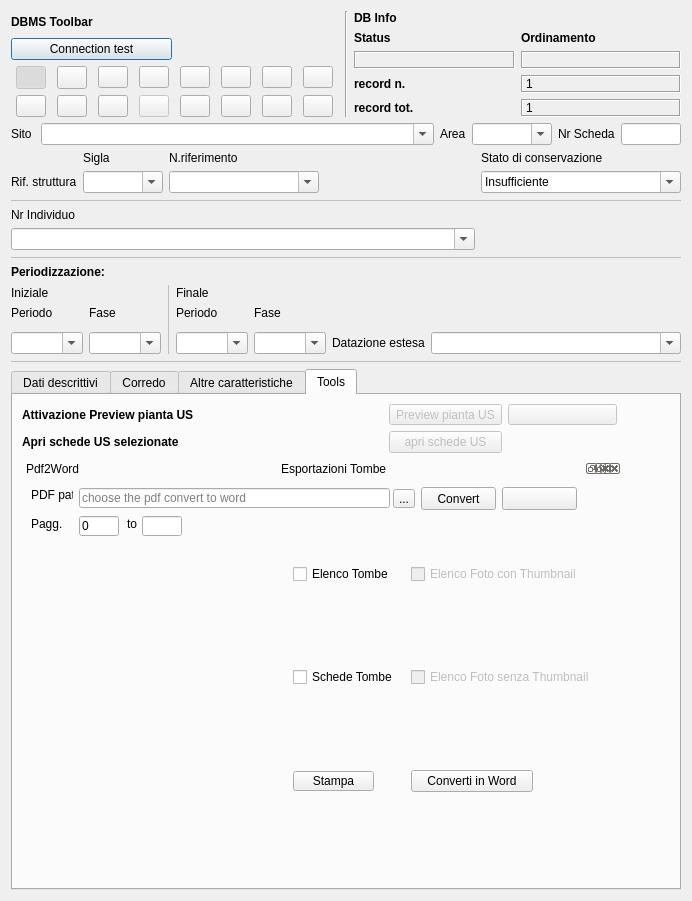
Before: the Qt Designer form gui/ui/Tomba.ui in pyarchinit/pyarchinit, drawn with Qt 5.
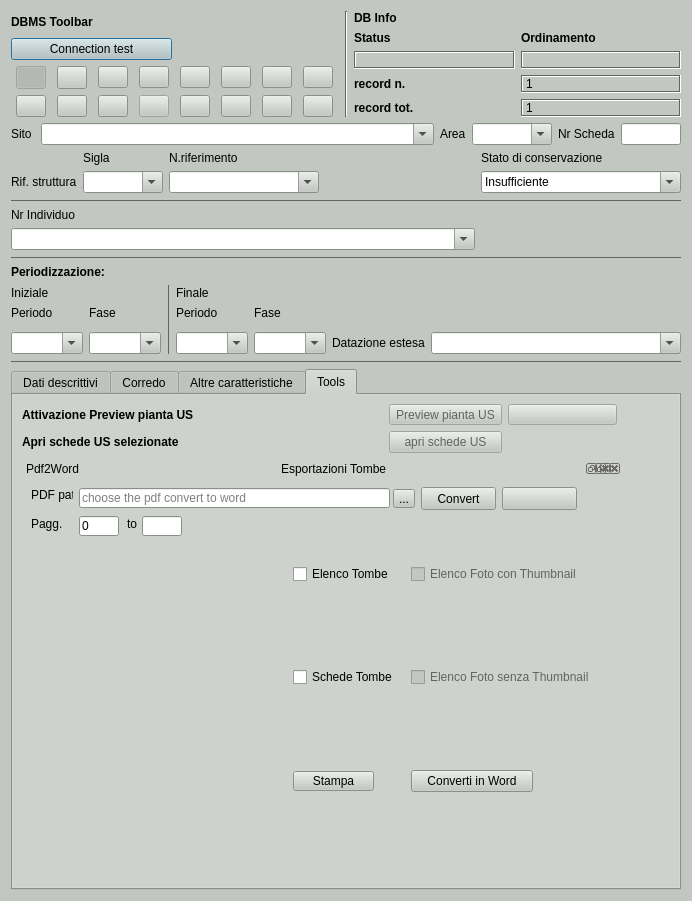
After: the same form once the commit is applied. The open tabs and pages were chosen to show the change. Icons and pictures are not drawn. Custom widgets are drawn as their Qt base class.

Commit message: change backgroud color ui

```diff
--- a/gui/ui/Tomba.ui
+++ b/gui/ui/Tomba.ui
@@ -22,6 +22,448 @@
     <height>400</height>
    </size>
   </property>
+  <property name="palette">
+   <palette>
+    <active>
+     <colorrole role="WindowText">
+      <brush brushstyle="SolidPattern">
+       <color alpha="255">
+        <red>0</red>
+        <green>0</green>
+        <blue>0</blue>
+       </color>
+      </brush>
+     </colorrole>
+     <colorrole role="Button">
+      <brush brushstyle="SolidPattern">
+       <color alpha="255">
+        <red>194</red>
+        <green>200</green>
+        <blue>193</blue>
+       </color>
+      </brush>
+     </colorrole>
+     <colorrole role="Light">
+      <brush brushstyle="SolidPattern">
+       <color alpha="255">
+        <red>255</red>
+        <green>255</green>
+        <blue>255</blue>
+       </color>
+      </brush>
+     </colorrole>
+     <colorrole role="Midlight">
+      <brush brushstyle="SolidPattern">
+       <color alpha="255">
+        <red>224</red>
+        <green>227</green>
+        <blue>224</blue>
+       </color>
+      </brush>
+     </colorrole>
+     <colorrole role="Dark">
+      <brush brushstyle="SolidPattern">
+       <color alpha="255">
+        <red>97</red>
+        <green>100</green>
+        <blue>96</blue>
+       </color>
+      </brush>
+     </colorrole>
+     <colorrole role="Mid">
+      <brush brushstyle="SolidPattern">
+       <color alpha="255">
+        <red>129</red>
+        <green>133</green>
+        <blue>129</blue>
+       </color>
+      </brush>
+     </colorrole>
+     <colorrole role="Text">
+      <brush brushstyle="SolidPattern">
+       <color alpha="255">
+        <red>0</red>
+        <green>0</green>
+        <blue>0</blue>
+       </color>
+      </brush>
+     </colorrole>
+     <colorrole role="BrightText">
+      <brush brushstyle="SolidPattern">
+       <color alpha="255">
+        <red>255</red>
+        <green>255</green>
+        <blue>255</blue>
+       </color>
+      </brush>
+     </colorrole>
+     <colorrole role="ButtonText">
+      <brush brushstyle="SolidPattern">
+       <color alpha="255">
+        <red>0</red>
+        <green>0</green>
+        <blue>0</blue>
+       </color>
+      </brush>
+     </colorrole>
+     <colorrole role="Base">
+      <brush brushstyle="SolidPattern">
+       <color alpha="255">
+        <red>255</red>
+        <green>255</green>
+        <blue>255</blue>
+       </color>
+      </brush>
+     </colorrole>
+     <colorrole role="Window">
+      <brush brushstyle="SolidPattern">
+       <color alpha="255">
+        <red>194</red>
+        <green>200</green>
+        <blue>193</blue>
+       </color>
+      </brush>
+     </colorrole>
+     <colorrole role="Shadow">
+      <brush brushstyle="SolidPattern">
+       <color alpha="255">
+        <red>0</red>
+        <green>0</green>
+        <blue>0</blue>
+       </color>
+      </brush>
+     </colorrole>
+     <colorrole role="AlternateBase">
+      <brush brushstyle="SolidPattern">
+       <color alpha="255">
+        <red>224</red>
+        <green>227</green>
+        <blue>224</blue>
+       </color>
+      </brush>
+     </colorrole>
+     <colorrole role="ToolTipBase">
+      <brush brushstyle="SolidPattern">
+       <color alpha="255">
+        <red>255</red>
+        <green>255</green>
+        <blue>220</blue>
+       </color>
+      </brush>
+     </colorrole>
+     <colorrole role="ToolTipText">
+      <brush brushstyle="SolidPattern">
+       <color alpha="255">
+        <red>0</red>
+        <green>0</green>
+        <blue>0</blue>
+       </color>
+      </brush>
+     </colorrole>
+     <colorrole role="PlaceholderText">
+      <brush brushstyle="SolidPattern">
+       <color alpha="128">
+        <red>0</red>
+        <green>0</green>
+        <blue>0</blue>
+       </color>
+      </brush>
+     </colorrole>
+    </active>
+    <inactive>
+     <colorrole role="WindowText">
+      <brush brushstyle="SolidPattern">
+       <color alpha="255">
+        <red>0</red>
+        <green>0</green>
+        <blue>0</blue>
+       </color>
+      </brush>
+     </colorrole>
+     <colorrole role="Button">
+      <brush brushstyle="SolidPattern">
+       <color alpha="255">
+        <red>194</red>
+        <green>200</green>
+        <blue>193</blue>
+       </color>
+      </brush>
+     </colorrole>
+     <colorrole role="Light">
+      <brush brushstyle="SolidPattern">
+       <color alpha="255">
+        <red>255</red>
+        <green>255</green>
+        <blue>255</blue>
+       </color>
+      </brush>
+     </colorrole>
+     <colorrole role="Midlight">
+      <brush brushstyle="SolidPattern">
+       <color alpha="255">
+        <red>224</red>
+        <green>227</green>
+        <blue>224</blue>
+       </color>
+      </brush>
+     </colorrole>
+     <colorrole role="Dark">
+      <brush brushstyle="SolidPattern">
+       <color alpha="255">
+        <red>97</red>
+        <green>100</green>
+        <blue>96</blue>
+       </color>
+      </brush>
+     </colorrole>
+     <colorrole role="Mid">
+      <brush brushstyle="SolidPattern">
+       <color alpha="255">
+        <red>129</red>
+        <green>133</green>
+        <blue>129</blue>
+       </color>
+      </brush>
+     </colorrole>
+     <colorrole role="Text">
+      <brush brushstyle="SolidPattern">
+       <color alpha="255">
+        <red>0</red>
+        <green>0</green>
+        <blue>0</blue>
+       </color>
+      </brush>
+     </colorrole>
+     <colorrole role="BrightText">
+      <brush brushstyle="SolidPattern">
+       <color alpha="255">
+        <red>255</red>
+        <green>255</green>
+        <blue>255</blue>
+       </color>
+      </brush>
+     </colorrole>
+     <colorrole role="ButtonText">
+      <brush brushstyle="SolidPattern">
+       <color alpha="255">
+        <red>0</red>
+        <green>0</green>
+        <blue>0</blue>
+       </color>
+      </brush>
+     </colorrole>
+     <colorrole role="Base">
+      <brush brushstyle="SolidPattern">
+       <color alpha="255">
+        <red>255</red>
+        <green>255</green>
+        <blue>255</blue>
+       </color>
+      </brush>
+     </colorrole>
+     <colorrole role="Window">
+      <brush brushstyle="SolidPattern">
+       <color alpha="255">
+        <red>194</red>
+        <green>200</green>
+        <blue>193</blue>
+       </color>
+      </brush>
+     </colorrole>
+     <colorrole role="Shadow">
+      <brush brushstyle="SolidPattern">
+       <color alpha="255">
+        <red>0</red>
+        <green>0</green>
+        <blue>0</blue>
+       </color>
+      </brush>
+     </colorrole>
+     <colorrole role="AlternateBase">
+      <brush brushstyle="SolidPattern">
+       <color alpha="255">
+        <red>224</red>
+        <green>227</green>
+        <blue>224</blue>
+       </color>
+      </brush>
+     </colorrole>
+     <colorrole role="ToolTipBase">
+      <brush brushstyle="SolidPattern">
+       <color alpha="255">
+        <red>255</red>
+        <green>255</green>
+        <blue>220</blue>
+       </color>
+      </brush>
+     </colorrole>
+     <colorrole role="ToolTipText">
+      <brush brushstyle="SolidPattern">
+       <color alpha="255">
+        <red>0</red>
+        <green>0</green>
+        <blue>0</blue>
+       </color>
+      </brush>
+     </colorrole>
+     <colorrole role="PlaceholderText">
+      <brush brushstyle="SolidPattern">
+       <color alpha="128">
+        <red>0</red>
+        <green>0</green>
+        <blue>0</blue>
+       </color>
+      </brush>
+     </colorrole>
+    </inactive>
+    <disabled>
+     <colorrole role="WindowText">
+      <brush brushstyle="SolidPattern">
+       <color alpha="255">
+        <red>97</red>
+        <green>100</green>
+        <blue>96</blue>
+       </color>
+      </brush>
+     </colorrole>
+     <colorrole role="Button">
+      <brush brushstyle="SolidPattern">
+       <color alpha="255">
+        <red>194</red>
+        <green>200</green>
+        <blue>193</blue>
+       </color>
+      </brush>
+     </colorrole>
+     <colorrole role="Light">
+      <brush brushstyle="SolidPattern">
+       <color alpha="255">
+        <red>255</red>
+        <green>255</green>
+        <blue>255</blue>
+       </color>
+      </brush>
+     </colorrole>
+     <colorrole role="Midlight">
+      <brush brushstyle="SolidPattern">
+       <color alpha="255">
+        <red>224</red>
+        <green>227</green>
+        <blue>224</blue>
+       </color>
+      </brush>
+     </colorrole>
+     <colorrole role="Dark">
+      <brush brushstyle="SolidPattern">
+       <color alpha="255">
+        <red>97</red>
+        <green>100</green>
+        <blue>96</blue>
+       </color>
+      </brush>
+     </colorrole>
+     <colorrole role="Mid">
+      <brush brushstyle="SolidPattern">
+       <color alpha="255">
+        <red>129</red>
+        <green>133</green>
+        <blue>129</blue>
+       </color>
+      </brush>
+     </colorrole>
+     <colorrole role="Text">
+      <brush brushstyle="SolidPattern">
+       <color alpha="255">
+        <red>97</red>
+        <green>100</green>
+        <blue>96</blue>
+       </color>
+      </brush>
+     </colorrole>
+     <colorrole role="BrightText">
+      <brush brushstyle="SolidPattern">
+       <color alpha="255">
+        <red>255</red>
+        <green>255</green>
+        <blue>255</blue>
+       </color>
+      </brush>
+     </colorrole>
+     <colorrole role="ButtonText">
+      <brush brushstyle="SolidPattern">
+       <color alpha="255">
+        <red>97</red>
+        <green>100</green>
+        <blue>96</blue>
+       </color>
+      </brush>
+     </colorrole>
+     <colorrole role="Base">
+      <brush brushstyle="SolidPattern">
+       <color alpha="255">
+        <red>194</red>
+        <green>200</green>
+        <blue>193</blue>
+       </color>
+      </brush>
+     </colorrole>
+     <colorrole role="Window">
+      <brush brushstyle="SolidPattern">
+       <color alpha="255">
+        <red>194</red>
+        <green>200</green>
+        <blue>193</blue>
+       </color>
+      </brush>
+     </colorrole>
+     <colorrole role="Shadow">
+      <brush brushstyle="SolidPattern">
+       <color alpha="255">
+        <red>0</red>
+        <green>0</green>
+        <blue>0</blue>
+       </color>
+      </brush>
+     </colorrole>
+     <colorrole role="AlternateBase">
+      <brush brushstyle="SolidPattern">
+       <color alpha="255">
+        <red>194</red>
+        <green>200</green>
+        <blue>193</blue>
+       </color>
+      </brush>
+     </colorrole>
+     <colorrole role="ToolTipBase">
+      <brush brushstyle="SolidPattern">
+       <color alpha="255">
+        <red>255</red>
+        <green>255</green>
+        <blue>220</blue>
+       </color>
+      </brush>
+     </colorrole>
+     <colorrole role="ToolTipText">
+      <brush brushstyle="SolidPattern">
+       <color alpha="255">
+        <red>0</red>
+        <green>0</green>
+        <blue>0</blue>
+       </color>
+      </brush>
+     </colorrole>
+     <colorrole role="PlaceholderText">
+      <brush brushstyle="SolidPattern">
+       <color alpha="128">
+        <red>0</red>
+        <green>0</green>
+        <blue>0</blue>
+       </color>
+      </brush>
+     </colorrole>
+    </disabled>
+   </palette>
+  </property>
   <property name="windowTitle">
    <string>pyArchInit Gestione Scavi - Scheda Tomba</string>
   </property>
@@ -1896,6 +2338,7 @@
           <widget class="QLabel" name="label_39">
            <property name="font">
             <font>
+             <pointsize>9</pointsize>
              <weight>75</weight>
              <bold>true</bold>
             </font>
@@ -1992,6 +2435,7 @@
           <widget class="QLabel" name="label_40">
            <property name="font">
             <font>
+             <pointsize>9</pointsize>
              <weight>75</weight>
              <bold>true</bold>
             </font>
@@ -2009,6 +2453,8 @@
            <property name="font">
             <font>
              <pointsize>9</pointsize>
+             <weight>50</weight>
+             <bold>false</bold>
             </font>
            </property>
            <property name="toolTip">
```
Left out of the diff: 15 changed lines with no effect on the pictures. The commit also changes 36 other files.
